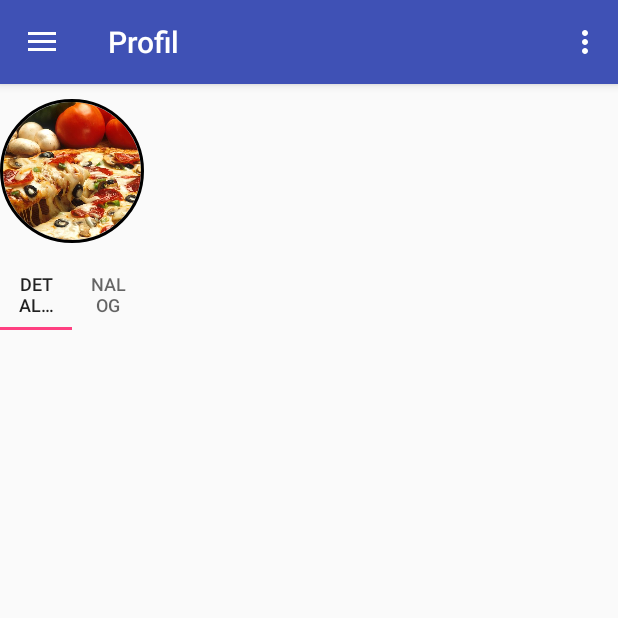
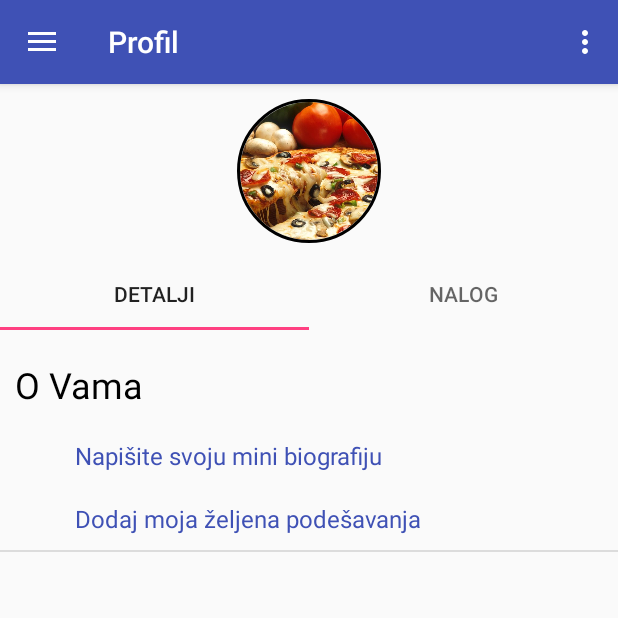
Before and after one commit to dachaKG/Stoper, an Android app: the screen it shows after launch (NavigationActivity), in the side drawer, after a tap on "Profil", on a phone screen of 412 x 824 dp, the top half of it. Run offline under Robolectric (Android 15) with nearby library versions, the phone set to English and light mode, and no system bars; our stand-ins replace CircleImageView.

Commit message:
Izmena u navigation activity vezano za fragmente i rotaciju ekrana

```diff
--- a/Stoper/app/src/main/java/stoper/stoper/activities/NavigationActivity.java
+++ b/Stoper/app/src/main/java/stoper/stoper/activities/NavigationActivity.java
@@ -46,28 +46,26 @@ public class NavigationActivity extends AppCompatActivity
         setContentView(R.layout.activity_navigation);
         Toolbar toolbar = (Toolbar) findViewById(R.id.toolbar);
         setSupportActionBar(toolbar);
-
-
         DrawerLayout drawer = (DrawerLayout) findViewById(R.id.drawer_layout);
         ActionBarDrawerToggle toggle = new ActionBarDrawerToggle(
                 this, drawer, toolbar, R.string.navigation_drawer_open, R.string.navigation_drawer_close);
         drawer.addDrawerListener(toggle);
         toggle.syncState();
-
         NavigationView navigationView = (NavigationView) findViewById(R.id.nav_view);
         navigationView.setNavigationItemSelectedListener(this);
         Fragment fragment = null;
-        if(savedInstanceState != null){
+        if(savedInstanceState == null) {
+            fragment = getFragmentToShow(activeItem);
+            FragmentManager fragmentManager = getSupportFragmentManager();
+            FragmentTransaction ft = fragmentManager.beginTransaction();
+            ft.replace(R.id.main_screen, fragment, "starterFragment");
+            //ft.addToBackStack(null);
+            ft.commit();
+
+        }else{
             activeItem = savedInstanceState.getInt("activeItem");
+            fragment = getFragmentToShow(activeItem);
         }
-        fragment = getFragmentToShow(activeItem);
-        FragmentManager fragmentManager = getSupportFragmentManager();
-        FragmentTransaction ft = fragmentManager.beginTransaction();
-        ft.replace(R.id.main_screen, fragment, "starterFragment");
-
-        //ft.addToBackStack(null);
-        ft.commit();
-
     }
 
     @Override
@@ -138,11 +136,11 @@ public class NavigationActivity extends AppCompatActivity
         switch (id) {
             case R.id.nav_camera:
                 fragment = new MainFragment();
-                getSupportActionBar().setTitle(R.string.app_bar_home);
+                getSupportActionBar().setTitle(R.string.app_bar_offer);
                 break;
             case R.id.nav_gallery:
                 fragment = new SearchFragment();
-                getSupportActionBar().setTitle(R.string.app_bar_offer);
+                getSupportActionBar().setTitle(R.string.app_bar_search);
                 //Toast.makeText(NavigationActivity.this, item.getTitle(), Toast.LENGTH_LONG).show();
                 break;
             case R.id.nav_slideshow:
@@ -160,6 +158,7 @@ public class NavigationActivity extends AppCompatActivity
                 break;*/
            default:
                fragment = new StarterFragment();
+               getSupportActionBar().setTitle(R.string.app_bar_home);
         }
         return fragment;
     }
--- a/Stoper/app/src/main/java/stoper/stoper/fragments/ProfileFragment.java
+++ b/Stoper/app/src/main/java/stoper/stoper/fragments/ProfileFragment.java
@@ -2,14 +2,19 @@ package stoper.stoper.fragments;
 
 
 import android.os.Bundle;
+import android.support.annotation.NonNull;
+import android.support.annotation.Nullable;
 import android.support.design.widget.TabLayout;
 import android.support.v4.app.Fragment;
 import android.support.v4.app.FragmentManager;
 import android.support.v4.app.FragmentPagerAdapter;
+import android.support.v4.app.FragmentTransaction;
 import android.support.v4.view.ViewPager;
+import android.support.v7.app.AppCompatActivity;
 import android.view.LayoutInflater;
 import android.view.View;
 import android.view.ViewGroup;
+import android.widget.ImageView;
 
 import stoper.stoper.R;
 
@@ -18,18 +23,18 @@ import stoper.stoper.R;
  */
 public class ProfileFragment extends Fragment {
 
+    private int activeTab = 0;
 
     public ProfileFragment() {
         // Required empty public constructor
     }
-
 
     @Override
     public View onCreateView(LayoutInflater inflater, ViewGroup container,
                              Bundle savedInstanceState) {
         // Inflate the layout for this fragment
         View view = inflater.inflate(R.layout.fragment_profile, container, false);
-        SectionPagerAdapter sectionPagerAdapter = new SectionPagerAdapter(getFragmentManager());
+        SectionPagerAdapter sectionPagerAdapter = new SectionPagerAdapter(getChildFragmentManager());
         ViewPager viewPager = (ViewPager) view.findViewById(R.id.pager);
         viewPager.setAdapter(sectionPagerAdapter);
         TabLayout tabLayout = (TabLayout) view.findViewById(R.id.tabs);
@@ -37,6 +42,11 @@ public class ProfileFragment extends Fragment {
         return view;
     }
 
+    /*@Override
+    public void onSaveInstanceState(@NonNull Bundle outState) {
+        outState.putInt("activeTab", activeTab);
+
+    }*/
 
     private class SectionPagerAdapter extends FragmentPagerAdapter {
         public SectionPagerAdapter(FragmentManager fm){
@@ -50,6 +60,7 @@ public class ProfileFragment extends Fragment {
 
         @Override
         public Fragment getItem(int position) {
+            activeTab = position;
             switch (position){
                 case 0:
                     return new ProfileDetailsFragment();
@@ -60,6 +71,8 @@ public class ProfileFragment extends Fragment {
             return  null;
         }
 
+        @Nullable
+        @Override
         public CharSequence getPageTitle(int position) {
             switch (position) {
                 case 0:
--- a/Stoper/app/src/main/res/layout/activity_main.xml
+++ b/Stoper/app/src/main/res/layout/activity_main.xml
@@ -15,14 +15,12 @@
             android:layout_width="match_parent"
             android:layout_height="wrap_content"
             android:theme="@style/ThemeOverlay.AppCompat.Dark">
-
             <android.support.v7.widget.Toolbar
                 android:id="@+id/toolbar"
                 android:layout_width="match_parent"
                 android:layout_height="?attr/actionBarSize"
                 android:background="?attr/colorPrimary"
                 app:layout_scrollFlags="scroll|enterAlways"/>
-
 
         </android.support.design.widget.AppBarLayout>
 
--- a/Stoper/app/src/main/res/layout/fragment_profile.xml
+++ b/Stoper/app/src/main/res/layout/fragment_profile.xml
@@ -1,4 +1,6 @@
 <?xml version="1.0" encoding="utf-8"?>
+
+
 <LinearLayout
 xmlns:android="http://schemas.android.com/apk/res/android"
 xmlns:app="http://schemas.android.com/apk/res-auto"
@@ -7,15 +9,6 @@ android:layout_width="match_parent"
 android:layout_height="match_parent"
 android:orientation="vertical"
 tools:context="stoper.stoper.fragments.ProfileFragment">
-
-    <ScrollView
-        android:layout_width="match_parent"
-        android:layout_height="wrap_content">
-        <LinearLayout
-            android:layout_width="wrap_content"
-            android:layout_height="wrap_content"
-            android:orientation="vertical">
-
 <de.hdodenhof.circleimageview.CircleImageView
     xmlns:app="http://schemas.android.com/apk/res-auto"
     android:id="@+id/profile_image"
@@ -27,7 +20,6 @@ tools:context="stoper.stoper.fragments.ProfileFragment">
     android:layout_marginBottom="10dp"
     app:civ_border_color="#FF000000"
     android:layout_gravity="center_horizontal"/>
-
 <android.support.design.widget.TabLayout
         android:id="@+id/tabs"
         android:layout_width="match_parent"
@@ -38,5 +30,3 @@ tools:context="stoper.stoper.fragments.ProfileFragment">
     android:layout_height="match_parent"
     app:layout_behavior="@string/appbar_scrolling_view_behavior" />
     </LinearLayout>
-    </ScrollView>
-</LinearLayout>
--- a/Stoper/app/src/main/res/layout/fragment_profile_details.xml
+++ b/Stoper/app/src/main/res/layout/fragment_profile_details.xml
@@ -1,14 +1,49 @@
 <?xml version="1.0" encoding="utf-8"?>
-<FrameLayout xmlns:android="http://schemas.android.com/apk/res/android"
+<LinearLayout xmlns:android="http://schemas.android.com/apk/res/android"
     xmlns:tools="http://schemas.android.com/tools"
     android:layout_width="match_parent"
     android:layout_height="match_parent"
-    tools:context=".fragments.ProfileDetailsFragment">
+    android:orientation="vertical"
+    tools:context=".fragments.ProfileDetailsFragment"
+    android:paddingTop="20dp"
+   >
 
     <!-- TODO: Update blank fragment layout -->
     <TextView
+        android:layout_width="wrap_content"
+        android:layout_height="wrap_content"
+        android:text="@string/details_first_title"
+        android:textColor="@color/black"
+        android:textSize="@dimen/tabs_content_title_font_size"
+        android:paddingLeft="10dp"
+        />
+
+    <TextView
+        android:id="@+id/link_to_biography_edit"
+        android:layout_width="wrap_content"
+        android:layout_height="wrap_content"
+        android:clickable="true"
+        android:textColor="@color/colorPrimary"
+        android:paddingLeft="50dp"
+        android:layout_marginTop="20dp"
+        android:textSize="@dimen/tabs_content_link_font_size"
+        android:text="@string/link_to_biography_edit_title"/>
+
+    <TextView
+        android:id="@+id/link_to_settings_edit"
+        android:layout_width="wrap_content"
+        android:layout_height="wrap_content"
+        android:clickable="true"
+        android:textColor="@color/colorPrimary"
+        android:paddingLeft="50dp"
+        android:layout_marginTop="20dp"
+        android:textSize="@dimen/tabs_content_link_font_size"
+        android:text="@string/link_to_settings_edit_title"/>
+    <View
+        android:id="@+id/divider"
         android:layout_width="match_parent"
-        android:layout_height="match_parent"
-        android:text="@string/hello_blank_fragment" />
+        android:layout_height="1dp"
+        android:layout_marginTop="10dp"
+        android:background="?android:attr/listDivider" />
 
-</FrameLayout>
+</LinearLayout>
--- a/Stoper/app/src/main/res/menu/activity_navigation_drawer.xml
+++ b/Stoper/app/src/main/res/menu/activity_navigation_drawer.xml
@@ -7,19 +7,19 @@
         <item
             android:id="@+id/nav_camera"
             android:icon="@drawable/ic_menu_camera"
-            android:title="Import" />
+            android:title="@string/menu_title_offer" />
         <item
             android:id="@+id/nav_gallery"
             android:icon="@drawable/ic_menu_gallery"
-            android:title="@string/search" />
+            android:title="@string/menu_title_search" />
         <item
             android:id="@+id/nav_slideshow"
             android:icon="@drawable/ic_menu_slideshow"
-            android:title="@string/offer" />
+            android:title="@string/menu_title_rides" />
         <item
             android:id="@+id/nav_profile"
             android:icon="@drawable/ic_account_circle"
-            android:title="@string/menu_profile_title" />
+            android:title="@string/menu_title_profile" />
     </group>
 
     <item android:title="Communicate">
--- a/Stoper/app/src/main/res/menu/drawer.xml
+++ b/Stoper/app/src/main/res/menu/drawer.xml
@@ -6,16 +6,16 @@
         <item
             android:id="@+id/navigation_item_rides"
             android:checked="true"
-            android:title="@string/rides" />
+            android:title="@string/menu_title_rides" />
         <item
             android:id="@+id/navigation_item_search"
-            android:title="@string/search" />
+            android:title="@string/menu_title_search" />
         <item
             android:id="@+id/navigation_item_offer_ride"
-            android:title="@string/offer_ride" />
+            android:title="@string/menu_title_offer" />
         <item
             android:id="@+id/navigation_item_offer_profile"
-            android:title="@string/menu_profile_title" />
+            android:title="@string/menu_title_profile" />
 
     </group>
 
--- a/Stoper/app/src/main/res/values/colors.xml
+++ b/Stoper/app/src/main/res/values/colors.xml
@@ -5,4 +5,5 @@
     <color name="colorAccent">#FF4081</color>
     <color name="red">#FF0000</color>
     <color name="white">#FFFFFF</color>
+    <color name="black">#000000</color>
 </resources>
--- a/Stoper/app/src/main/res/values/dimens.xml
+++ b/Stoper/app/src/main/res/values/dimens.xml
@@ -5,4 +5,9 @@
     <dimen name="nav_header_vertical_spacing">8dp</dimen>
     <dimen name="nav_header_height">176dp</dimen>
     <dimen name="fab_margin">16dp</dimen>
+
+    <!--TABS-->
+    <dimen name="tabs_content_title_font_size">24sp</dimen>
+    <dimen name="tabs_content_link_font_size">16sp</dimen>
+
 </resources>
--- a/Stoper/app/src/main/res/values/strings.xml
+++ b/Stoper/app/src/main/res/values/strings.xml
@@ -5,10 +5,10 @@
     <string name="find_ride">Pronadji prevoz</string>
     <string name="action_settings">Podesavanja</string>
 
-    <string name="offer">Ponudi</string>
-    <string name="rides">Voznje</string>
-    <string name="search">Pretrazi</string>
-    <string name="menu_profile_title">Profil</string>
+    <string name="menu_title_offer">Ponudi</string>
+    <string name="menu_title_rides">Vožnje</string>
+    <string name="menu_title_search">Pretraži</string>
+    <string name="menu_title_profile">Profil</string>
 
     <string name="start_destination">Polazim iz...</string>
     <string name="end_destination">Idem u...</string>
@@ -52,11 +52,15 @@
     <!--APP BAR TITLE-->
     <string name="app_bar_home">Početna</string>
     <string name="app_bar_offer">Ponuda vožnje</string>
-    <string name="app_bar_demand">Pretraga vožnje</string>
+    <string name="app_bar_search">Pretraga vožnje</string>
+    <string name="app_bar_demand">Tražnja vožnje</string>
     <string name="app_bar_profile">Profil</string>
 
     <!--PROFILE TABS-->
     <string name="profile_details_tab">Detalji</string>
     <string name="profile_account_tab">Nalog</string>
+    <string name="details_first_title">O Vama</string>
+    <string name="link_to_biography_edit_title">Napišite svoju mini biografiju</string>
+    <string name="link_to_settings_edit_title">Dodaj moja željena podešavanja</string>
 
 </resources>
```
Lines whose indentation alone changed are shown as unchanged.
